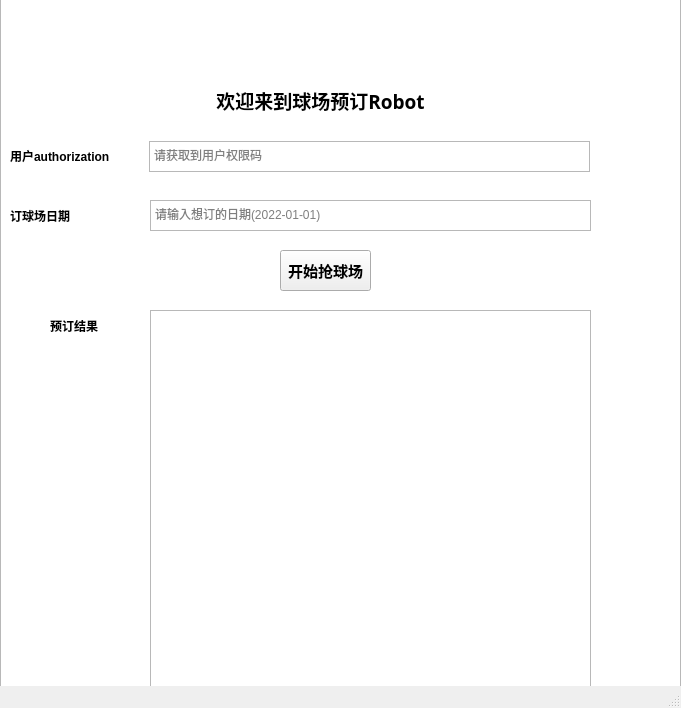
Before: the Qt Designer form BookRobot/ui/robot.ui in apple-666/BookRobot, drawn with Qt 5.
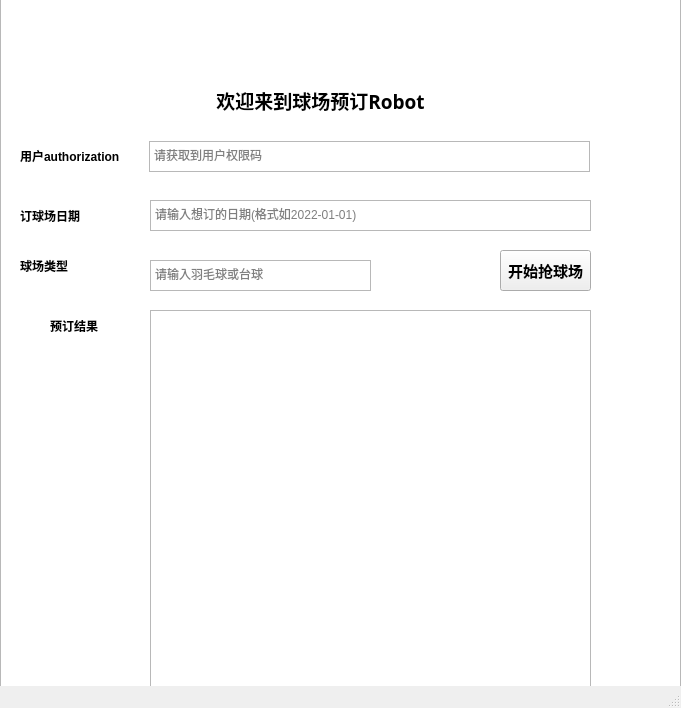
After: the same form once the commit is applied. Icons and pictures are not drawn.

Diff of the .ui file:
```diff
--- a/BookRobot/ui/robot.ui
+++ b/BookRobot/ui/robot.ui
@@ -23,7 +23,7 @@
    <widget class="QLabel" name="label">
     <property name="geometry">
      <rect>
-      <x>10</x>
+      <x>20</x>
       <y>140</y>
       <width>117</width>
       <height>31</height>
@@ -42,7 +42,7 @@
    <widget class="QLabel" name="label_2">
     <property name="geometry">
      <rect>
-      <x>10</x>
+      <x>20</x>
       <y>190</y>
       <width>101</width>
       <height>51</height>
@@ -81,7 +81,7 @@
      </rect>
     </property>
     <property name="placeholderText">
-     <string>请输入想订的日期(2022-01-01)</string>
+     <string>请输入想订的日期(格式如2022-01-01)</string>
     </property>
    </widget>
    <widget class="QLabel" name="label_3">
@@ -139,7 +139,7 @@
    <widget class="QPushButton" name="pushButton">
     <property name="geometry">
      <rect>
-      <x>280</x>
+      <x>500</x>
       <y>250</y>
       <width>91</width>
       <height>41</height>
@@ -198,6 +198,39 @@
      <string notr="true">background-image: url(:/lindan_white.png)</string>
     </property>
    </widget>
+   <widget class="QLabel" name="label_6">
+    <property name="geometry">
+     <rect>
+      <x>20</x>
+      <y>240</y>
+      <width>101</width>
+      <height>51</height>
+     </rect>
+    </property>
+    <property name="font">
+     <font>
+      <pointsize>9</pointsize>
+      <weight>75</weight>
+      <bold>true</bold>
+     </font>
+    </property>
+    <property name="text">
+     <string>球场类型</string>
+    </property>
+   </widget>
+   <widget class="QPlainTextEdit" name="plainTextEdit_4">
+    <property name="geometry">
+     <rect>
+      <x>150</x>
+      <y>260</y>
+      <width>221</width>
+      <height>31</height>
+     </rect>
+    </property>
+    <property name="placeholderText">
+     <string>请输入羽毛球或台球</string>
+    </property>
+   </widget>
    <zorder>listView</zorder>
    <zorder>label</zorder>
    <zorder>label_2</zorder>
@@ -208,6 +241,8 @@
    <zorder>pushButton</zorder>
    <zorder>plainTextEdit_3</zorder>
    <zorder>label_5</zorder>
+   <zorder>label_6</zorder>
+   <zorder>plainTextEdit_4</zorder>
   </widget>
   <widget class="QStatusBar" name="statusbar"/>
  </widget>
```
